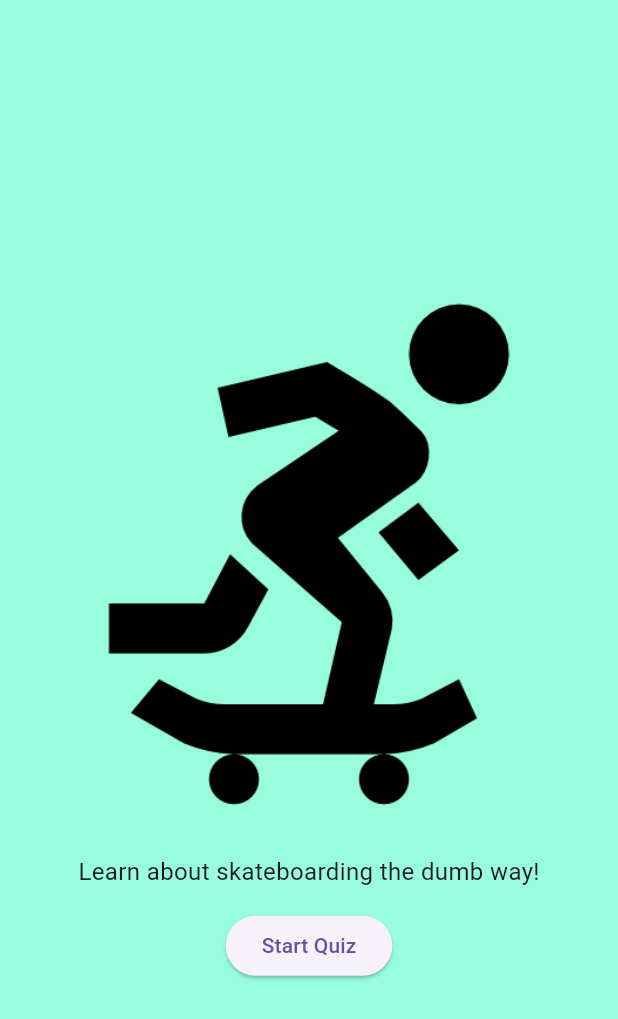
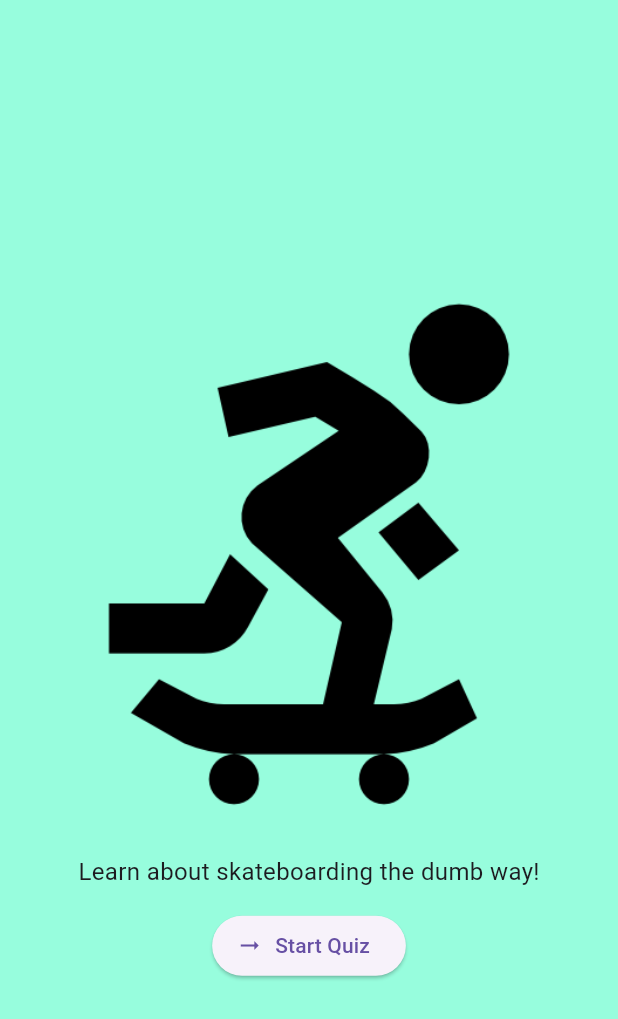
Before and after one commit to jhnnyk/sk8_quiz_app, a Flutter app: the screen it shows after launch, on a phone screen of 412 x 824 dp. Shown: the top 1019 px of the screen. Run offline on Flutter 3.47's test engine with Material 3 defaults, Android fonts, the phone set to English and light mode, and no system bars.

Commit message:
adding an icon to the button

```diff
--- a/lib/start_screen.dart
+++ b/lib/start_screen.dart
@@ -22,9 +22,10 @@ class StartScreen extends StatelessWidget {
           const SizedBox(
             height: 14,
           ),
-          ElevatedButton(
+          ElevatedButton.icon(
             onPressed: startQuiz,
-            child: const Text('Start Quiz'),
+            icon: const Icon(Icons.arrow_right_alt),
+            label: const Text('Start Quiz'),
           )
         ],
       ),
```
